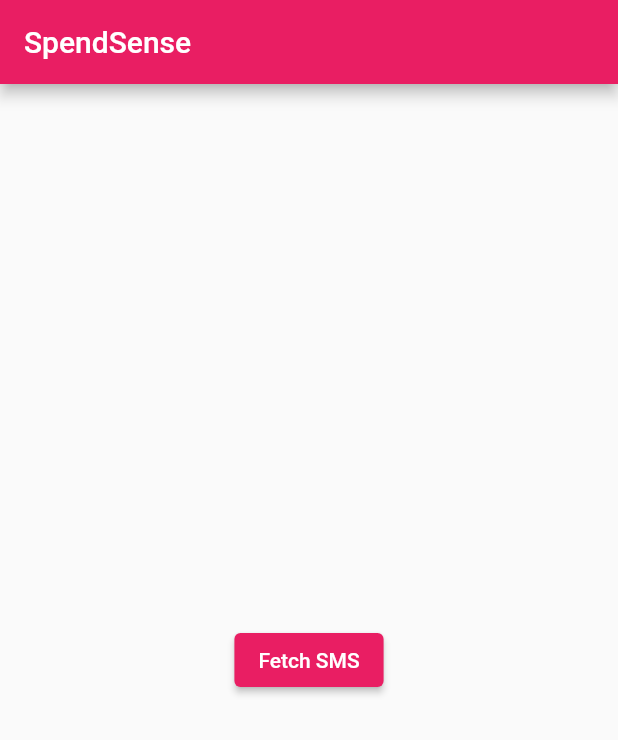
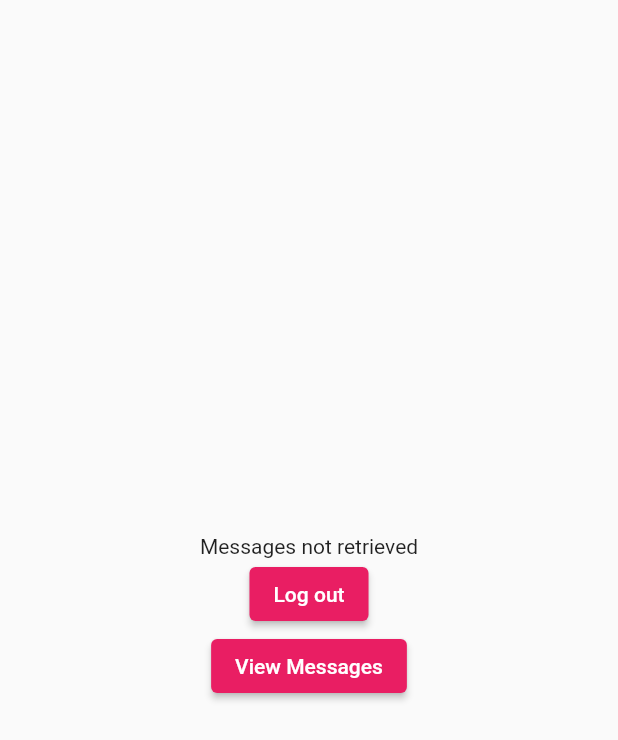
Before and after one commit to PatrickOjiambo/Personal_financial_tracker, a Flutter app: the HomePage screen opened directly, on a phone screen of 412 x 824 dp. Shown: the top 740 px of the screen. Run offline on Flutter 3.47's test engine with Material 2 defaults, Android fonts, the light colour scheme and no system bars; our stand-ins replace firebase_core, permission_handler, sqflite; missing offline and left inert: flutter_sms_inbox; accounts and stored records are empty.

Commit message:
Handling databases

```diff
--- /dev/null
+++ b/lib/database.dart
@@ -0,0 +1,56 @@
+import 'package:sqflite/sqflite.dart' as sql;
+
+class SQLDatabase{
+  static Future<void> createTables(sql.Database database) async{
+     print('*******************Creating tables**************');
+    await database.execute("""CREATE TABLE messages(
+        id INTEGER PRIMARY KEY AUTOINCREMENT NOT NULL,
+        address TEXT,
+        status TEXT,
+        amount TEXT,
+        recipient TEXT,
+        date TEXT,
+        createAt TIMESTAMP NOT NULL DEFAULT CURRENT_TIMESTAMP
+        )
+    """);
+    print('**************Table created successfully**************');
+
+
+
+  }
+  static Future<sql.Database> db() async {
+    return sql.openDatabase(
+      'messages.db',
+      version: 1,
+      onCreate: (sql.Database database, int version) async{
+        print('**************Table created successfully**************');
+        await createTables(database);
+      },
+    );
+  }
+
+  static Future<void> insertMessage({
+    required String address,
+    required String status,
+    required String amount,
+    required String recipient,
+    required String date,
+  }) async {
+    final db = await SQLDatabase.db();
+
+    await db.insert(
+      'messages',
+      {
+        'address': address,
+        'status': status,
+        'amount': amount,
+        'recipient': recipient,
+        'date': date,
+      },
+      conflictAlgorithm: sql.ConflictAlgorithm.replace,
+    );
+    print('******Message inserted successfully*******');
+
+  }
+
+}
--- a/lib/home_page.dart
+++ b/lib/home_page.dart
@@ -1,5 +1,7 @@
+import 'fetch_sms.dart';
 import 'package:flutter/material.dart';
-import 'fetch_sms.dart';
+import 'package:spend/screens/login_screen.dart';
+import 'list_sms.dart';
 
 class HomePage extends StatefulWidget {
   const HomePage({Key? key}) : super(key: key);
@@ -8,29 +10,50 @@
   HomePageState createState() => HomePageState();
 }
 
+
 class HomePageState extends State<HomePage> {
-  final MessageRetriever _retriever = MessageRetriever();
+  late final MessageRetriever _retriever;
 
   @override
   void initState() {
     super.initState();
+    _retriever = MessageRetriever();
+    _retriever.queryMessages(['MPESA', 'Fay']);
+    _retriever.analyzeMessages();
   }
 
   @override
   Widget build(BuildContext context) {
+    String message = "";
+    if (_retriever.getMessages().isNotEmpty) {
+      message = "Messages retrieved successfully!";
+    } else {
+      message = "Messages not retrieved";
+    }
+
     return Scaffold(
-      appBar: AppBar(
-        title: const Text('SpendSense'),
-      ),
       body: Center(
-        child: ElevatedButton(
-          onPressed: () async {
-            await _retriever.queryMessages();
-            ScaffoldMessenger.of(context).showSnackBar(
-              const SnackBar(content: Text('Messages retrieved successfully')),
-            );
-          },
-          child: const Text('Fetch SMS'),
+        child: Column(
+          mainAxisAlignment: MainAxisAlignment.center,
+          children: [
+            Text(message),
+            ElevatedButton(
+              child: const Text("Log out"),
+              onPressed: (){
+                Navigator.push(
+                    context,
+                    MaterialPageRoute(builder: (context) => const SignInScreen()));
+              },
+            ),
+            ElevatedButton(
+              child: const Text("View Messages"),
+              onPressed: () {
+                Navigator.push(
+                  context,
+                  MaterialPageRoute(builder: (context) =>  const MessageListScreen(address: '',)));
+              },
+            ),
+          ],
         ),
       ),
     );
```
Also changed, not shown: lib/fetch_sms.dart (+65 -9 lines), lib/list_sms.dart (added, +57 -0 lines), lib/main.dart (+7 -2 lines), lib/reusable_widget/reusable_widget.dart (added, +64 -0 lines), lib/utils/colors_utils.dart (added, +8 -0 lines), pubspec.yaml (+6 -3 lines), images/login.jpeg (added), pubspec.lock, 3 other files.
